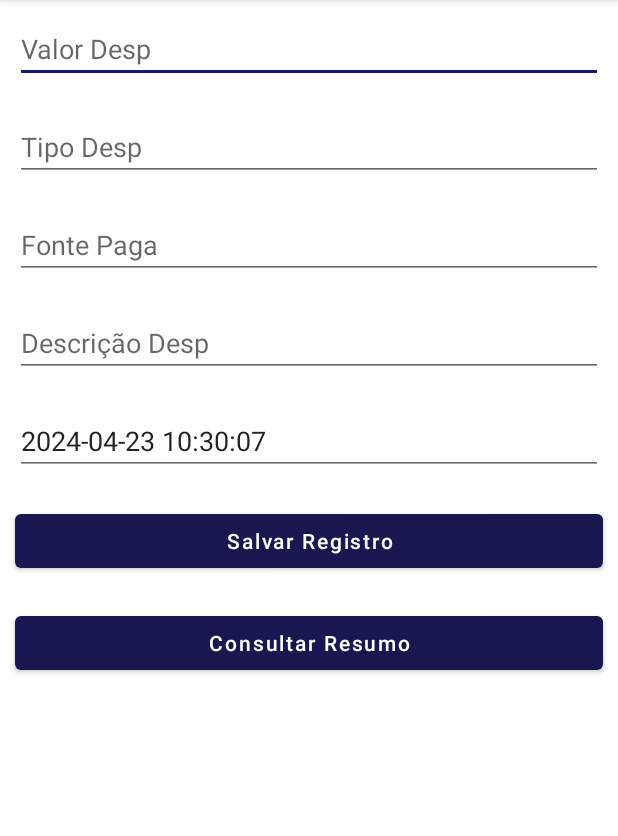
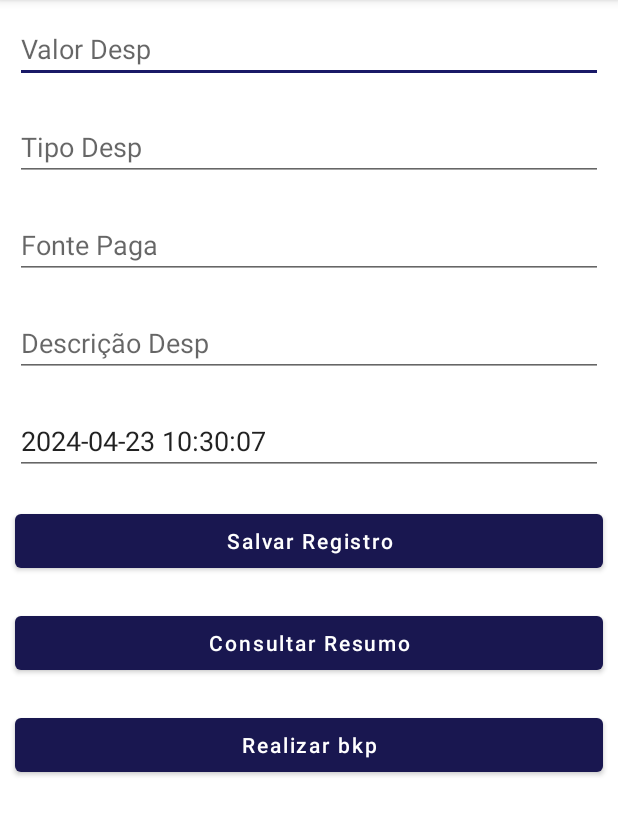
Before and after one commit to NicoVitoriano001/FindToday, an Android app: the screen it shows after launch (NewFinActivity), after a tap on an icon or button, on a phone screen of 412 x 824 dp, the part 84-920 px from its top. Run offline under Robolectric (Android 15) with nearby library versions, the phone set to English and light mode, and no system bars; our stand-ins replace Room's generated code.

```diff
--- a/app/src/main/java/com/gtappdevelopers/findtoday/Dao.java
+++ b/app/src/main/java/com/gtappdevelopers/findtoday/Dao.java
@@ -5,10 +5,8 @@ import androidx.room.Delete;
 import androidx.room.Insert;
 import androidx.room.Query;
 import androidx.room.Update;
-
 import java.util.List;
 
-//Adding annotation to our Dao class
 @androidx.room.Dao
 public interface Dao {
     @Insert
--- a/app/src/main/java/com/gtappdevelopers/findtoday/FinDatabase.java
+++ b/app/src/main/java/com/gtappdevelopers/findtoday/FinDatabase.java
@@ -13,7 +13,6 @@ public abstract class FinDatabase extends RoomDatabase {
     //below line is to create instance for our databse class.
     private static FinDatabase instance;
     public abstract Dao Dao();
-
 
     //on below line we are getting instance for our database.
     public static synchronized FinDatabase getInstance(Context context) {
@@ -40,14 +39,11 @@ public abstract class FinDatabase extends RoomDatabase {
 
     //we are creating an async task class to perform task in background.
     private static class PopulateDbAsyncTask extends AsyncTask<Void, Void, Void> {
-
         PopulateDbAsyncTask(FinDatabase instance) {
             Dao dao = instance.Dao();
         }
-
         @Override
         protected Void doInBackground(Void... voids) {
-
             return null;
         }
     }
--- a/app/src/main/java/com/gtappdevelopers/findtoday/FinRepository.java
+++ b/app/src/main/java/com/gtappdevelopers/findtoday/FinRepository.java
@@ -6,7 +6,6 @@ import androidx.lifecycle.LiveData;
 import java.util.List;
 
 public class FinRepository {
-    //below line is the create a variable for dao and list for all fin.
     private Dao dao;
     private LiveData<List<FinModal>> allDesp;
 
@@ -40,11 +39,6 @@ public class FinRepository {
     //below method is to read all the courses.
     public LiveData<List<FinModal>> getallDesp() {
         return allDesp;
-    }
-
-    // Método para realizar a busca de despesas
-    public LiveData<List<FinModal>> buscaDesp(String valorDesp, String tipoDesp, String fontDesp, String despDescr, String dataDesp) {
-        return dao.buscaDesp(valorDesp, tipoDesp, fontDesp, despDescr, dataDesp);
     }
 
     //we are creating a async task method to insert new course.
--- a/app/src/main/java/com/gtappdevelopers/findtoday/MainActivity.java
+++ b/app/src/main/java/com/gtappdevelopers/findtoday/MainActivity.java
@@ -3,16 +3,12 @@ package com.gtappdevelopers.findtoday;
 import androidx.annotation.NonNull;
 import androidx.annotation.Nullable;
 import androidx.appcompat.app.AppCompatActivity;
-import androidx.core.app.ActivityCompat;
-import androidx.core.content.ContextCompat;
 import androidx.lifecycle.Observer;
-import androidx.lifecycle.ViewModelProviders;
+import androidx.lifecycle.ViewModelProvider;
 import androidx.recyclerview.widget.ItemTouchHelper;
 import androidx.recyclerview.widget.LinearLayoutManager;
 import androidx.recyclerview.widget.RecyclerView;
-import android.Manifest;
 import android.content.Intent;
-import android.content.pm.PackageManager;
 import android.os.Bundle;
 import android.view.View;
 import android.widget.Toast;
@@ -20,12 +16,10 @@ import com.google.android.material.floatingactionbutton.FloatingActionButton;
 import java.util.List;
 
 public class MainActivity extends AppCompatActivity {
-    //creating a variables for our recycler view.
     private ViewModal viewmodal;
     private static final int ADD_DESP_REQUEST = 1;
     public static final int EDIT_DESP_REQUEST = 2;
-    //private static final int EDIT_DESP_REQUEST = 2;
-    private static final int SEARCH_DESP_REQUEST = 3; // Define um requestCode para BuscarFinActivity
+    private static final int SEARCH_DESP_REQUEST = 3;
     private static final int REQUEST_CODE_WRITE_EXTERNAL_STORAGE = 1001;
 
     @Override
@@ -33,19 +27,8 @@ public class MainActivity extends AppCompatActivity {
         super.onCreate(savedInstanceState);
         setContentView(R.layout.activity_main);
 
-        if (ContextCompat.checkSelfPermission(this, Manifest.permission.WRITE_EXTERNAL_STORAGE) != PackageManager.PERMISSION_GRANTED) {
-            ActivityCompat.requestPermissions(this, new String[]{Manifest.permission.WRITE_EXTERNAL_STORAGE}, REQUEST_CODE_WRITE_EXTERNAL_STORAGE);
-        } else {
-            boolean backupSuccess = DatabaseBackup.backupDatabase(this);
-            if (backupSuccess) {
-                Toast.makeText(this, "Backup do banco de dados concluído com sucesso.", Toast.LENGTH_SHORT).show();
-            } else {
-                Toast.makeText(this, "Falha ao realizar o backup do banco de dados.", Toast.LENGTH_SHORT).show();
-            }
-        }
+        FloatingActionButton fab = findViewById(R.id.idFABAdd);
 
-        FloatingActionButton fab = findViewById(R.id.idFABAdd);
-        FloatingActionButton fab2 = findViewById(R.id.idFABAdd2);
         fab.setOnClickListener(new View.OnClickListener() {
             @Override
             public void onClick(View v) {
@@ -53,6 +36,8 @@ public class MainActivity extends AppCompatActivity {
                 startActivityForResult(intent, ADD_DESP_REQUEST);
             }
         });
+
+        FloatingActionButton fab2 = findViewById(R.id.idFABAdd2);
         fab2.setOnClickListener(new View.OnClickListener() {
             @Override
             public void onClick(View v) {
@@ -66,7 +51,7 @@ public class MainActivity extends AppCompatActivity {
         FinRV.setHasFixedSize(true);
         final FinRVAdapter adapter = new FinRVAdapter();
         FinRV.setAdapter(adapter);
-        viewmodal = ViewModelProviders.of(this).get(ViewModal.class);
+        viewmodal = new ViewModelProvider(this).get(ViewModal.class);
 
         viewmodal.getallDesp().observe(this, new Observer<List<FinModal>>() {
             @Override
@@ -104,7 +89,6 @@ public class MainActivity extends AppCompatActivity {
 
     }
 
-
     @Override
     protected void onActivityResult(int requestCode, int resultCode, @Nullable Intent data) {
         super.onActivityResult(requestCode, resultCode, data);
@@ -131,6 +115,7 @@ public class MainActivity extends AppCompatActivity {
             String fontDesp = data.getStringExtra(NewFinActivity.EXTRA_FONT_DESP);
             String despDescr = data.getStringExtra(NewFinActivity.EXTRA_DESCR_DESP);
             String dataDesp = data.getStringExtra(NewFinActivity.EXTRA_DURATION);
+
             FinModal model = new FinModal(valorDesp, tipoDesp, fontDesp, despDescr, dataDesp);
             model.setId(id);
             viewmodal.update(model);
@@ -144,20 +129,5 @@ public class MainActivity extends AppCompatActivity {
 
     }
 
-    @Override
-    public void onRequestPermissionsResult(int requestCode, @NonNull String[] permissions, @NonNull int[] grantResults) {
-        super.onRequestPermissionsResult(requestCode, permissions, grantResults);
-        if (requestCode == REQUEST_CODE_WRITE_EXTERNAL_STORAGE) {
-            if (grantResults.length > 0 && grantResults[0] == PackageManager.PERMISSION_GRANTED) {
-                boolean backupSuccess = DatabaseBackup.backupDatabase(this);
-                if (backupSuccess) {
-                    Toast.makeText(this, "Backup do banco de dados concluído com sucesso.", Toast.LENGTH_SHORT).show();
-                } else {
-                    Toast.makeText(this, "Falha ao realizar o backup do banco de dados.", Toast.LENGTH_SHORT).show();
-                }
-            }   else {
-                Toast.makeText(this, "Permissão de escrita no armazenamento externo negada.", Toast.LENGTH_SHORT).show();
-            }
-        }
-    }
+
 }
--- a/app/src/main/java/com/gtappdevelopers/findtoday/NewFinActivity.java
+++ b/app/src/main/java/com/gtappdevelopers/findtoday/NewFinActivity.java
@@ -1,7 +1,11 @@
 package com.gtappdevelopers.findtoday;
 
+import androidx.annotation.NonNull;
 import androidx.appcompat.app.AppCompatActivity;
+import androidx.core.content.ContextCompat;
+import android.Manifest;
 import android.content.Intent;
+import android.content.pm.PackageManager;
 import android.os.Bundle;
 import android.view.View;
 import android.widget.Button;
@@ -9,6 +13,8 @@ import android.widget.EditText;
 import android.widget.Toast;
 import java.time.LocalDateTime;
 import java.time.format.DateTimeFormatter;
+import androidx.core.app.ActivityCompat;
+
 
 public class NewFinActivity extends AppCompatActivity {
     private EditText valorDespEdt, tipoDespEdt, fontDespEdt, despDescrEdt, dataDespEdt;
@@ -21,6 +27,8 @@ public class NewFinActivity extends AppCompatActivity {
     public static final String EXTRA_FONT_DESP = "com.gtappdevelopers.gfgroomdatabase.EXTRA_FONT_DESP";
     public static final String EXTRA_DESCR_DESP = "com.gtappdevelopers.gfgroomdatabase.EXTRA_DESP_DESCR";
     public static final String EXTRA_DURATION = "com.gtappdevelopers.gfgroomdatabase.EXTRA_DURATION";
+    private static final int REQUEST_CODE_WRITE_EXTERNAL_STORAGE = 1001;
+
 
     public String getDataHoraAtual() {
         LocalDateTime dataHoraAtual = LocalDateTime.now();
@@ -85,7 +93,22 @@ public class NewFinActivity extends AppCompatActivity {
             }
         });
 
-
+        Button bkpButton = findViewById(R.id.idBtnbkp);
+        bkpButton.setOnClickListener(new View.OnClickListener() {
+            @Override
+            public void onClick(View v) {
+                if (ContextCompat.checkSelfPermission(NewFinActivity.this, Manifest.permission.WRITE_EXTERNAL_STORAGE) != PackageManager.PERMISSION_GRANTED) {
+                    ActivityCompat.requestPermissions(NewFinActivity.this, new String[]{Manifest.permission.WRITE_EXTERNAL_STORAGE}, REQUEST_CODE_WRITE_EXTERNAL_STORAGE);
+                } else {
+                    boolean backupSuccess = DatabaseBackup.backupDatabase(NewFinActivity.this);
+                    if (backupSuccess) {
+                        Toast.makeText(NewFinActivity.this, "Backup do banco de dados concluído com sucesso.", Toast.LENGTH_SHORT).show();
+                    } else {
+                        Toast.makeText(NewFinActivity.this, "Falha ao realizar o backup do banco de dados.", Toast.LENGTH_SHORT).show();
+                    }
+                }
+            }
+        });
 
     }
 
@@ -107,4 +130,22 @@ public class NewFinActivity extends AppCompatActivity {
         finish();
     }
 
+    @Override
+    public void onRequestPermissionsResult(int requestCode, @NonNull String[] permissions, @NonNull int[] grantResults) {
+        super.onRequestPermissionsResult(requestCode, permissions, grantResults);
+        if (requestCode == REQUEST_CODE_WRITE_EXTERNAL_STORAGE) {
+            if (grantResults.length > 0 && grantResults[0] == PackageManager.PERMISSION_GRANTED) {
+                boolean backupSuccess = DatabaseBackup.backupDatabase(this);
+                if (backupSuccess) {
+                    Toast.makeText(this, "Backup do banco de dados concluído com sucesso.", Toast.LENGTH_SHORT).show();
+                } else {
+                    Toast.makeText(this, "Falha ao realizar o backup do banco de dados.", Toast.LENGTH_SHORT).show();
+                }
+            }   else {
+                Toast.makeText(this, "Permissão de escrita no armazenamento externo negada.", Toast.LENGTH_SHORT).show();
+            }
+        }
+    }
+
+
 }
--- a/app/src/main/java/com/gtappdevelopers/findtoday/ResultadoActivity.java
+++ b/app/src/main/java/com/gtappdevelopers/findtoday/ResultadoActivity.java
@@ -10,9 +10,7 @@ import android.os.Bundle;
 import android.os.Parcelable;
 import android.view.View;
 import android.widget.Toast;
-
 import com.google.android.material.floatingactionbutton.FloatingActionButton;
-
 import java.util.ArrayList;
 import java.util.List;
 
@@ -33,7 +31,6 @@ public class ResultadoActivity extends AppCompatActivity {
         idRVRetorno.setAdapter(adapter);
 
         viewmodal = new ViewModelProvider(this).get(ViewModal.class); // Inicializar viewmodal
-
 
         ArrayList<Parcelable> parcelableList = getIntent().getParcelableArrayListExtra("resultados");
         List<FinModal> resultados = new ArrayList<>();
@@ -69,7 +66,6 @@ public class ResultadoActivity extends AppCompatActivity {
             }
         });
 
-
         FloatingActionButton fabReturnHome = findViewById(R.id.idFABresultadoConsultReturnHome);
         fabReturnHome.setOnClickListener(new View.OnClickListener() {
             @Override
@@ -78,7 +74,6 @@ public class ResultadoActivity extends AppCompatActivity {
                 startActivity(intent);
             }
         });
-
 
     }
 
--- a/app/src/main/java/com/gtappdevelopers/findtoday/ResumoDespActivity.java
+++ b/app/src/main/java/com/gtappdevelopers/findtoday/ResumoDespActivity.java
@@ -22,4 +22,5 @@ public class ResumoDespActivity extends AppCompatActivity {
             }
         });
     }
+
 }
--- a/app/src/main/res/layout/activity_new_fin.xml
+++ b/app/src/main/res/layout/activity_new_fin.xml
@@ -77,5 +77,14 @@
         android:text="Consultar Resumo"
         android:textAllCaps="false" />
 
+    <Button
+        android:id="@+id/idBtnbkp"
+        android:layout_width="match_parent"
+        android:layout_height="wrap_content"
+        android:layout_margin="10dp"
+        android:padding="5dp"
+        android:text="Realizar bkp"
+        android:textAllCaps="false" />
+
 
 </LinearLayout>
```
Also changed, not shown: app/src/main/java/com/gtappdevelopers/findtoday/BuscarFinActivity.java (+0 -9 lines).
